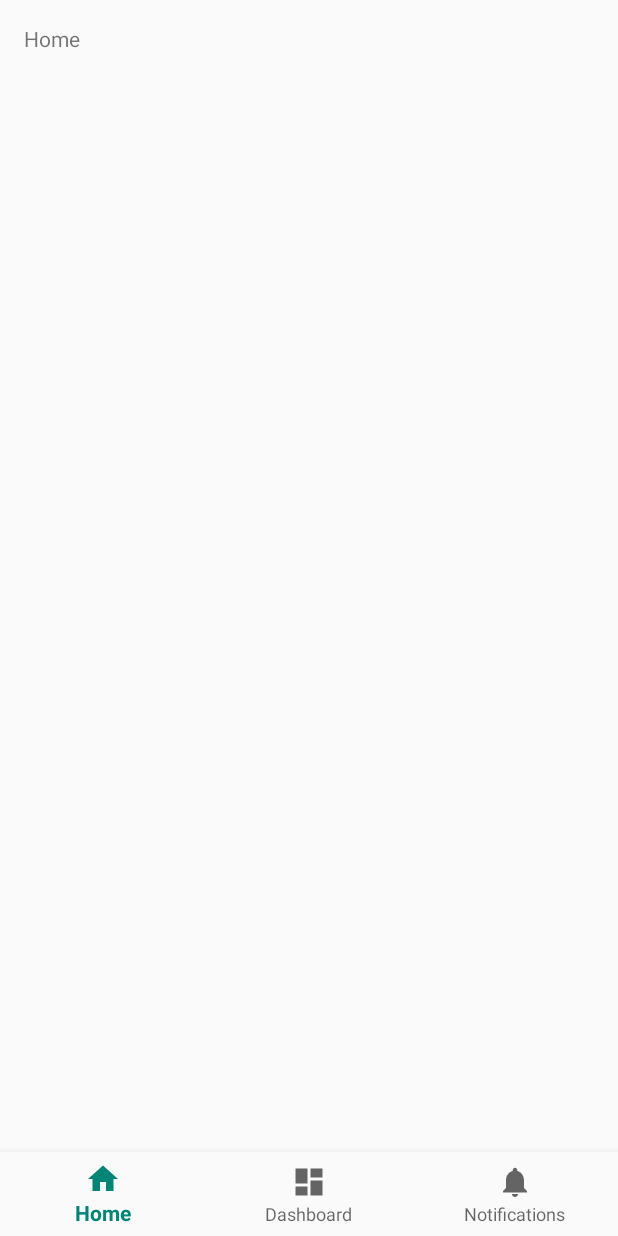
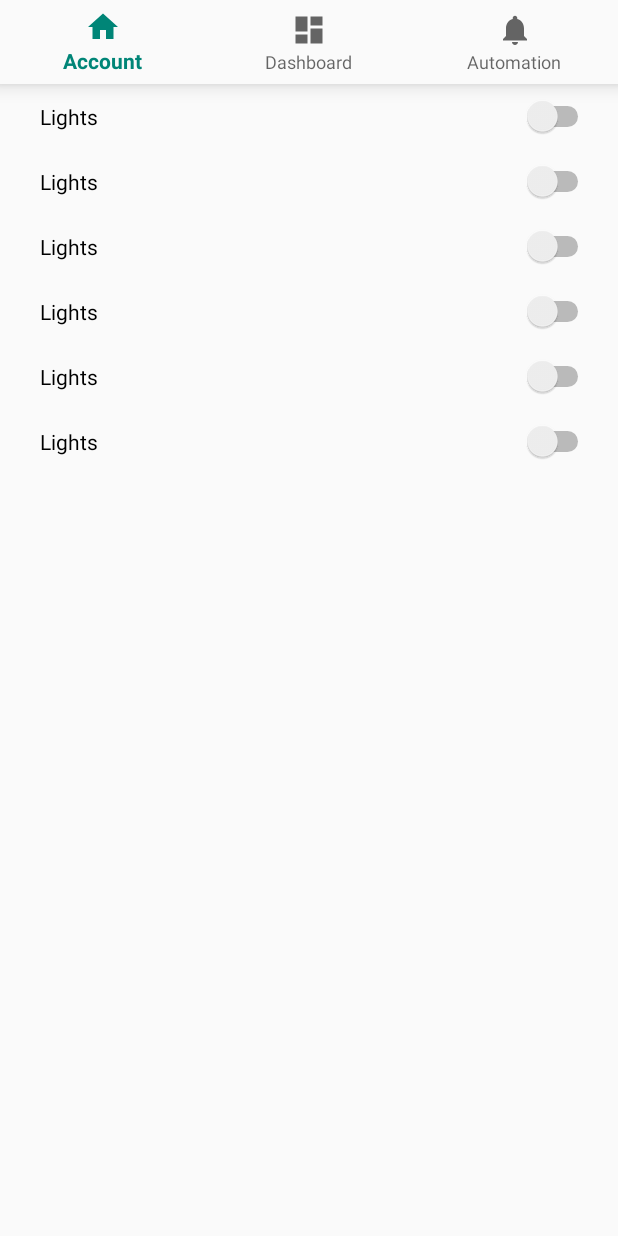
Before and after one commit to unimata/MyHomeHub, an Android app: the layout activity_main.xml on its own in the app's theme, with its tools: preview values and no code run, on a phone screen of 412 x 824 dp. Run offline under Robolectric (Android 15) with nearby library versions, the phone set to English and light mode, and no system bars.

Commit message:
Working on adding recycler view for device control

```diff
--- a/app/build.gradle
+++ b/app/build.gradle
@@ -26,4 +26,5 @@ dependencies {
     testImplementation 'junit:junit:4.12'
     androidTestImplementation 'com.android.support.test:runner:1.0.2'
     androidTestImplementation 'com.android.support.test.espresso:espresso-core:3.0.2'
+    implementation 'com.android.support:recyclerview-v7:28.0.0'
 }
--- a/app/src/main/java/com/roomr/dragan/myhomehub/MainActivity.java
+++ b/app/src/main/java/com/roomr/dragan/myhomehub/MainActivity.java
@@ -18,27 +18,30 @@ public class MainActivity extends AppCompatActivity {
         public boolean onNavigationItemSelected(@NonNull MenuItem item) {
             switch (item.getItemId()) {
                 case R.id.navigation_home:
-                    mTextMessage.setText(R.string.title_home);
+                    mTextMessage.setText(R.string.title_account);
                     return true;
                 case R.id.navigation_dashboard:
                     mTextMessage.setText(R.string.title_dashboard);
                     return true;
                 case R.id.navigation_notifications:
-                    mTextMessage.setText(R.string.title_notifications);
+                    mTextMessage.setText(R.string.title_automation);
                     return true;
             }
             return false;
         }
     };
 
+
+
     @Override
     protected void onCreate(Bundle savedInstanceState) {
         super.onCreate(savedInstanceState);
         setContentView(R.layout.activity_main);
 
-        mTextMessage = (TextView) findViewById(R.id.message);
+        //mTextMessage = (TextView) findViewById(R.id.message);
         BottomNavigationView navigation = (BottomNavigationView) findViewById(R.id.navigation);
         navigation.setOnNavigationItemSelectedListener(mOnNavigationItemSelectedListener);
     }
 
+
 }
--- a/app/src/main/res/layout/activity_main.xml
+++ b/app/src/main/res/layout/activity_main.xml
@@ -7,27 +7,32 @@
     android:layout_height="match_parent"
     tools:context=".MainActivity">
 
-    <TextView
-        android:id="@+id/message"
-        android:layout_width="wrap_content"
-        android:layout_height="wrap_content"
-        android:layout_marginStart="@dimen/activity_horizontal_margin"
-        android:layout_marginLeft="@dimen/activity_horizontal_margin"
-        android:layout_marginTop="@dimen/activity_vertical_margin"
-        android:text="@string/title_home"
-        app:layout_constraintLeft_toLeftOf="parent"
-        app:layout_constraintTop_toTopOf="parent" />
-
     <android.support.design.widget.BottomNavigationView
         android:id="@+id/navigation"
         android:layout_width="0dp"
         android:layout_height="wrap_content"
-        android:layout_marginStart="0dp"
-        android:layout_marginEnd="0dp"
         android:background="?android:attr/windowBackground"
-        app:layout_constraintBottom_toBottomOf="parent"
+        app:layout_constraintHorizontal_bias="0.0"
         app:layout_constraintLeft_toLeftOf="parent"
         app:layout_constraintRight_toRightOf="parent"
+        app:layout_constraintTop_toTopOf="parent"
         app:menu="@menu/navigation" />
 
+    <android.support.v7.widget.RecyclerView
+        android:id="@+id/recyclerView"
+        android:layout_width="0dp"
+        android:layout_height="672dp"
+        android:layout_marginStart="8dp"
+        android:layout_marginEnd="8dp"
+        android:layout_marginBottom="8dp"
+        android:scrollbars="vertical"
+        app:layout_constraintBottom_toBottomOf="parent"
+        app:layout_constraintEnd_toEndOf="parent"
+        app:layout_constraintHorizontal_bias="0.0"
+        app:layout_constraintStart_toStartOf="parent"
+        app:layout_constraintTop_toBottomOf="@+id/navigation"
+        app:layout_constraintVertical_bias="0.0"
+        tools:itemCount="9"
+        tools:listitem="@layout/recycler_view_item" />
+
 </android.support.constraint.ConstraintLayout>
--- /dev/null
+++ b/app/src/main/res/layout/recycler_view_item.xml
@@ -0,0 +1,22 @@
+<?xml version="1.0" encoding="utf-8"?>
+<LinearLayout xmlns:android="http://schemas.android.com/apk/res/android"
+              xmlns:tools="http://schemas.android.com/tools"
+              android:orientation="horizontal"
+              android:padding="8dp"
+              android:layout_width="match_parent"
+              android:layout_height="wrap_content">
+
+  <LinearLayout
+      android:layout_width="wrap_content"
+      android:layout_height="wrap_content"
+      android:layout_gravity="center"
+      android:padding="5dp"
+      android:orientation="vertical"/>
+
+  <Switch
+      android:id="@+id/switch1"
+      android:layout_width="wrap_content"
+      android:layout_height="wrap_content"
+      android:layout_weight="1"
+      tools:text="@string/switchDevice" />
+</LinearLayout>
--- a/app/src/main/res/menu/navigation.xml
+++ b/app/src/main/res/menu/navigation.xml
@@ -4,7 +4,7 @@
     <item
         android:id="@+id/navigation_home"
         android:icon="@drawable/ic_home_black_24dp"
-        android:title="@string/title_home" />
+        android:title="@string/title_account" />
 
     <item
         android:id="@+id/navigation_dashboard"
@@ -14,6 +14,6 @@
     <item
         android:id="@+id/navigation_notifications"
         android:icon="@drawable/ic_notifications_black_24dp"
-        android:title="@string/title_notifications" />
+        android:title="@string/title_automation" />
 
 </menu>
--- a/app/src/main/res/values/strings.xml
+++ b/app/src/main/res/values/strings.xml
@@ -1,6 +1,7 @@
 <resources>
     <string name="app_name">MyHomeHub</string>
-    <string name="title_home">Home</string>
+    <string name="title_account">Account</string>
     <string name="title_dashboard">Dashboard</string>
-    <string name="title_notifications">Notifications</string>
+    <string name="title_automation">Automation</string>
+    <string name="switchDevice">Lights</string>
 </resources>
```
